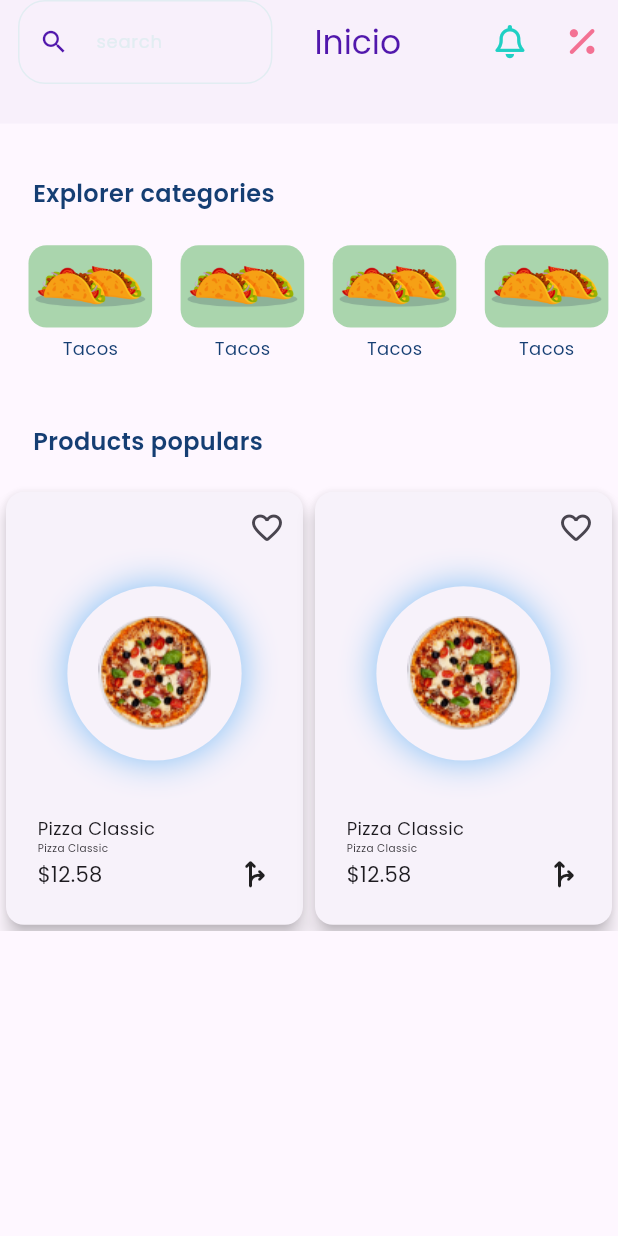
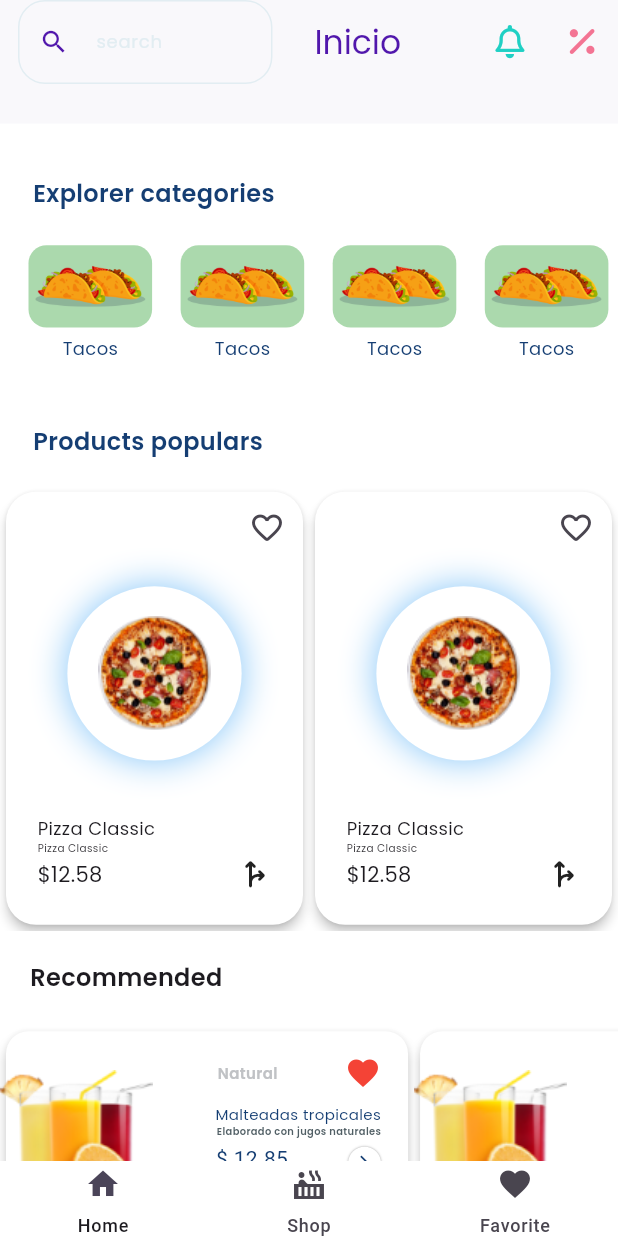
Before and after one commit to Mahmoud4456/delivery-app, a Flutter app: the HomeView screen opened directly, on a phone screen of 412 x 824 dp. Run offline on Flutter 3.47's test engine with Material 3 defaults, Android fonts, the phone set to English and light mode, and no system bars; our stand-ins replace font_awesome_flutter.

Commit message:
Recommended List view & uncompleted Navigation bar

```diff
--- a/lib/constants.dart
+++ b/lib/constants.dart
@@ -1,6 +1,6 @@
 import 'dart:ui';
 
-
+const  primary = Color(0xFFFFFFFF) ;
 const primaryColor = Color(0xff153E73) ;
 const sdColor = Color(0xff5117AC);
 const borderColor =Color(0xffE2EDF2);
--- /dev/null
+++ b/lib/features/details_feature/view/details_view.dart
@@ -0,0 +1,10 @@
+import 'package:flutter/cupertino.dart';
+
+class DetailsView extends StatelessWidget {
+  const DetailsView({super.key});
+
+  @override
+  Widget build(BuildContext context) {
+    return const Placeholder();
+  }
+}
--- a/lib/view/home_view.dart
+++ b/lib/features/home_feature/view/home_view.dart
@@ -1,10 +1,12 @@
 import 'package:flutter/material.dart';
-import 'package:ui/view/widgets/home_view_app_bar.dart';
-import 'package:ui/view/widgets/home_view_body.dart';
+import 'package:ui/features/home_feature/view/widgets/custom_bottom_nav.dart';
+import 'package:ui/features/home_feature/view/widgets/home_view_app_bar.dart';
+import 'package:ui/features/home_feature/view/widgets/home_view_body.dart';
 
 
 class HomeView extends StatelessWidget {
   const HomeView({super.key});
+
 
   @override
   Widget build(BuildContext context) {
@@ -12,6 +14,7 @@ class HomeView extends StatelessWidget {
       appBar:PreferredSize(preferredSize:Size.fromHeight( MediaQuery.of(context).size.height *.1 ),
           child: const HomeViewAppBar()),
       body: const HomeViewBody(),
+      bottomNavigationBar: const CustomBottomNav(),
     );
   }
 }
--- a/lib/view/splash_view.dart
+++ b/lib/features/home_feature/view/splash_view.dart
@@ -1,8 +1,8 @@
 import 'package:flutter/material.dart';
-import 'package:ui/view/home_view.dart';
-import 'package:ui/view/widgets/splash_view_body.dart';
 
-import '../constants.dart';
+import '../../../constants.dart';
+import 'home_view.dart';
+
 
 class SplashView extends StatelessWidget {
   const SplashView({super.key});
--- a/lib/view/widgets/categories_list_item.dart
+++ b/lib/features/home_feature/view/widgets/categories_list_item.dart
@@ -1,6 +1,7 @@
 import 'package:flutter/material.dart';
 
-import '../../constants.dart';
+import '../../../../constants.dart';
+
 
 class CategoriesListItem  extends StatelessWidget{
   const CategoriesListItem({super.key});
--- /dev/null
+++ b/lib/features/home_feature/view/widgets/custom_bottom_nav.dart
@@ -0,0 +1,41 @@
+import 'package:flutter/material.dart';
+import 'package:ui/constants.dart';
+
+class CustomBottomNav extends StatefulWidget {
+  const CustomBottomNav({super.key});
+
+  @override
+  State<CustomBottomNav> createState() => _CustomBottomNavState();
+}
+
+class _CustomBottomNavState extends State<CustomBottomNav> {
+
+  late int _selectedIndex = 0;
+  void _onItemTapped(int index) {
+    setState(() {
+      _selectedIndex = index;
+    });
+  }
+  @override
+  Widget build(BuildContext context) {
+    return  NavigationBar(
+      height: 50,
+      elevation: 0,
+      indicatorColor: primary,
+      selectedIndex: _selectedIndex,
+      onDestinationSelected:  _onItemTapped ,
+      backgroundColor: primary,
+      destinations:const <NavigationDestination>[
+        NavigationDestination(
+            label: "Home",
+            icon: Icon(Icons.home)),
+        NavigationDestination(
+            label: "Shop",
+            icon: Icon(Icons.hot_tub_sharp)),
+        NavigationDestination(
+            label: "Favorite",
+            icon: Icon(Icons.favorite)),
+      ],
+    );
+  }
+}
--- a/lib/view/widgets/home_product_list_view.dart
+++ b/lib/features/home_feature/view/widgets/home_product_list_view.dart
@@ -1,5 +1,5 @@
 import 'package:flutter/cupertino.dart';
-import 'package:ui/view/widgets/product_popular_item_home.dart';
+import 'package:ui/features/home_feature/view/widgets/product_popular_item_home.dart';
 
 class HomeProductListView extends StatelessWidget {
   const HomeProductListView({super.key});
--- a/lib/view/widgets/home_view_app_bar.dart
+++ b/lib/features/home_feature/view/widgets/home_view_app_bar.dart
@@ -1,7 +1,7 @@
 import 'package:flutter/material.dart';
 import 'package:font_awesome_flutter/font_awesome_flutter.dart';
 
-import '../../constants.dart';
+import '../../../../constants.dart';
 
 class HomeViewAppBar extends StatelessWidget {
   const HomeViewAppBar({super.key});
@@ -9,6 +9,7 @@ class HomeViewAppBar extends StatelessWidget {
   @override
   Widget build(BuildContext context) {
     return AppBar(
+      backgroundColor: primary,
       elevation: .8,
       leadingWidth: MediaQuery.of(context).size.width * .47,
       leading: Padding(
--- /dev/null
+++ b/lib/features/home_feature/view/widgets/home_view_body.dart
@@ -0,0 +1,68 @@
+import 'package:flutter/material.dart';
+import 'package:ui/features/home_feature/view/widgets/recommended_item.dart';
+import '../../../../components.dart';
+import 'categories_list_view.dart';
+import 'home_product_list_view.dart';
+
+class HomeViewBody extends StatelessWidget {
+  const HomeViewBody({super.key});
+
+  @override
+  Widget build(BuildContext context) {
+    return SingleChildScrollView(
+      child: Column(
+        mainAxisSize: MainAxisSize.min,
+        crossAxisAlignment: CrossAxisAlignment.start,
+        children: [
+          const PrimaryText(
+            text: "Explorer categories",
+            top: 35,
+          ),
+          SizedBox(
+            height: MediaQuery.of(context).size.height * .028,
+          ),
+          SizedBox(
+            height: MediaQuery.of(context).size.height * .1,
+            child: const CategoriesListView(),
+          ),
+          const PrimaryText(
+            text: "Products populars",
+            top: 37,
+          ),
+          const SizedBox(
+            height: 18,
+          ),
+          SizedBox(
+              height: MediaQuery.of(context).size.height * .36,
+              child: const HomeProductListView()),
+         const Padding(
+            padding:  EdgeInsets.all(20.0),
+            child:  Text(
+              "Recommended",
+              style: TextStyle(fontSize: 16, fontFamily: "Poppins"),
+
+            ),
+          ),
+          const SizedBox(
+              height: 125,
+              child:  RecommendedListView()),
+        ],
+      ),
+    );
+  }
+}
+
+
+class RecommendedListView extends StatelessWidget {
+  const RecommendedListView({super.key});
+
+  @override
+  Widget build(BuildContext context) {
+    return ListView.builder(
+        itemCount: 5,
+        scrollDirection: Axis.horizontal,
+        itemBuilder: (context , index){
+      return const RecommendedItem();
+    });
+  }
+}
--- a/lib/view/widgets/product_popular_item_home.dart
+++ b/lib/features/home_feature/view/widgets/product_popular_item_home.dart
@@ -1,4 +1,5 @@
 import 'package:flutter/material.dart';
+import 'package:ui/constants.dart';
 
 class ProductPopularItem extends StatelessWidget {
   const ProductPopularItem({super.key});
@@ -8,7 +9,12 @@ class ProductPopularItem extends StatelessWidget {
     return SizedBox(
       width: MediaQuery.of(context).size.width * 0.5,
       child: Card(
-        elevation: 5,
+        shape: OutlineInputBorder(
+          borderSide: BorderSide.none,
+          borderRadius: BorderRadius.circular(20),
+        ),
+        color: primary,
+        elevation: 3,
         child: Column(
           crossAxisAlignment: CrossAxisAlignment.start,
           children: [
--- /dev/null
+++ b/lib/features/home_feature/view/widgets/recommended_item.dart
@@ -0,0 +1,94 @@
+import 'package:flutter/material.dart';
+
+import '../../../../constants.dart';
+
+
+class RecommendedItem extends StatelessWidget {
+  const RecommendedItem({super.key});
+
+  @override
+  Widget build(BuildContext context) {
+    return SizedBox(
+      width: MediaQuery.of(context).size.width * .67,
+      child: Stack(
+        children: [
+          Card(
+            shape: RoundedRectangleBorder(
+              borderRadius: BorderRadius.circular(15),
+            ),
+            elevation: 4,
+            color: Colors.white,
+            child:Padding(
+              padding: const EdgeInsets.only(left: 8.0 , right: 18 , top: 16 , bottom: 15),
+              child: Column(
+                crossAxisAlignment: CrossAxisAlignment.end,
+                children: [
+                  const Row(
+                    mainAxisAlignment: MainAxisAlignment.end,
+                    children: [
+                      Text("Natural" , style: TextStyle(
+                        fontFamily: "Poppins",
+                        fontSize: 10,
+                        fontWeight: FontWeight.w300,
+                        color: Color(0xffC0C2C5),
+                      ),
+                      ),
+                      SizedBox(width: 45,),
+                      Icon(Icons.favorite, color: Colors.red,),
+                    ],
+                  ),
+                  const SizedBox(height: 8,),
+                  const Text("Malteadas tropicales" , style: TextStyle(
+                    fontSize: 10,
+                    fontFamily: "Poppins Regular",
+                    color: primaryColor,
+                  ),
+                  ),
+                  const Text("Elaborado con jugos naturales" ,
+                    style: TextStyle(
+                      fontSize: 6.6,
+                      fontFamily: "Poppins",
+                      color: Color(0xff515F65),
+                      fontWeight: FontWeight.w300,
+                    ),
+                  ),
+                  Row(
+                    mainAxisAlignment: MainAxisAlignment.end,
+                    children: [
+                      const Text(r"$ 12.85",
+                        style: TextStyle(
+                          color: primaryColor,
+                        ),
+                      ),
+                      const SizedBox(width: 40,),
+                      Container(
+                        margin: const EdgeInsets.only(top:6),
+                        padding: const EdgeInsets.all(5),
+                        decoration: const BoxDecoration(
+                            boxShadow: [
+                              BoxShadow(
+                                color: Colors.grey,
+                                blurStyle: BlurStyle.outer,
+                                blurRadius: .5,
+                              ),
+                            ],
+                            shape: BoxShape.circle
+                        ),
+                        child: const Icon(Icons.arrow_forward_ios , size: 12, color: primaryColor,),
+                      ),
+                    ],
+                  ),
+                ],
+              ),
+            ) ,
+          ),
+          const SizedBox(width: 20,),
+          Positioned(
+            top: 30,
+            child: Image.asset("assets/images/pngocean.com (18).png" , ),
+          ),
+        ],
+      ),
+    );
+  }
+}
--- a/lib/view/widgets/splash_view_body.dart
+++ b/lib/features/home_feature/view/widgets/splash_view_body.dart
@@ -1,6 +1,7 @@
 
 import 'package:flutter/material.dart';
-import 'package:ui/view/home_view.dart';
+
+import '../home_view.dart';
 
 class SplashViewBody extends StatefulWidget {
   const SplashViewBody({super.key});
--- a/lib/main.dart
+++ b/lib/main.dart
@@ -1,6 +1,8 @@
 import 'package:flutter/material.dart';
-import 'package:ui/view/home_view.dart';
-import 'package:ui/view/splash_view.dart';
+import 'package:ui/features/details_feature/view/details_view.dart';
+
+import 'constants.dart';
+import 'features/home_feature/view/home_view.dart';
 
 void main() {
   runApp(const MyApp());
@@ -12,10 +14,10 @@ class MyApp extends StatelessWidget {
   // This widget is the root of your application.
   @override
   Widget build(BuildContext context) {
-    return const MaterialApp(
-      //theme: ThemeData(scaffoldBackgroundColor: Image.asset("assets/images/image10.png").color ),
+    return  MaterialApp(
+      theme: ThemeData(scaffoldBackgroundColor: primary ),
       debugShowCheckedModeBanner: false,
-      home:  HomeView(),
+      home: const DetailsView(),
     );
   }
 }
--- a/lib/view/widgets/home_view_body.dart
+++ /dev/null
@@ -1,29 +0,0 @@
-import 'package:flutter/material.dart';
-import '../../components.dart';
-import 'categories_list_view.dart';
-import 'home_product_list_view.dart';
-
-class HomeViewBody extends StatelessWidget {
-  const HomeViewBody({super.key});
-
-  @override
-  Widget build(BuildContext context) {
-    return Column(
-      mainAxisSize: MainAxisSize.min,
-      crossAxisAlignment: CrossAxisAlignment.start,
-      children: [
-        const PrimaryText(text: "Explorer categories" , top: 35,),
-         SizedBox(height: MediaQuery.of(context).size.height *.028,),
-       SizedBox(
-         height: MediaQuery.of(context).size.height * .1,
-         child: const CategoriesListView(),) ,
-       const PrimaryText(text: "Products populars",top: 37,),
-       const SizedBox(height: 18,),
-        SizedBox(
-            height:MediaQuery.of(context).size.height * .36 ,
-            child: const HomeProductListView()),
-
-      ],
-    );
-  }
-}
```
Also changed, not shown: assets/images/pngocean.com (18).png (added), lib/features/home_feature/view/widgets/categories_list_view.dart (renamed from lib/view/widgets/categories_list_view.dart), lib/features/home_feature/view/widgets/loader.dart (renamed from lib/view/widgets/loader.dart).
